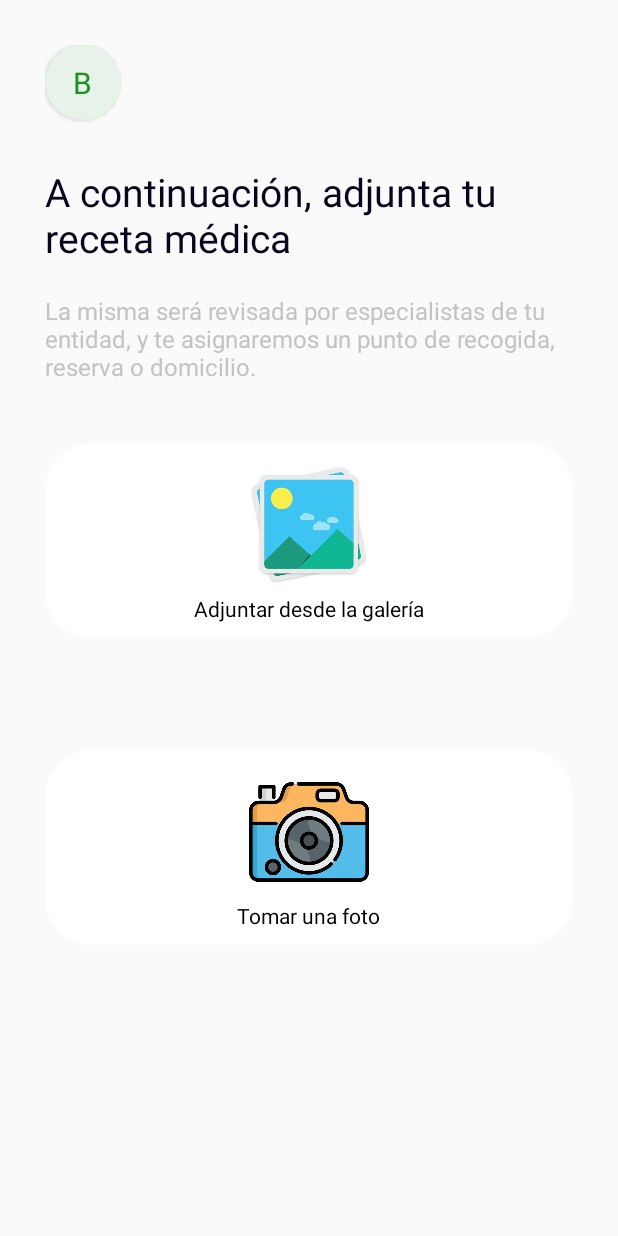
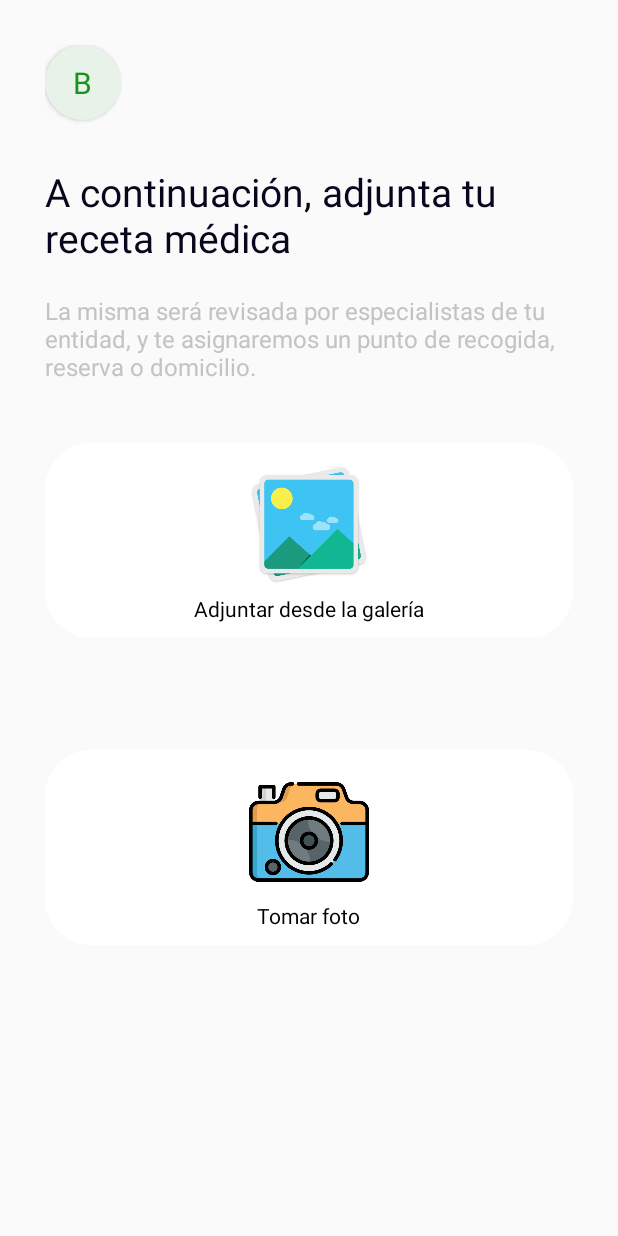
Before and after one commit to ICM2310/MedicaMe, an Android app: the EnvioRecetaMedica screen opened directly, with no data from a screen before it, on a phone screen of 412 x 824 dp. Run offline under Robolectric (Android 15) with nearby library versions, the phone set to English and light mode, and no system bars; Roboto replaces fonts that are not available here.

Commit message:
Reemplazo por Strings en EnvioRecetaMedica

```diff
--- a/app/src/main/res/layout/activity_envio_receta_medica.xml
+++ b/app/src/main/res/layout/activity_envio_receta_medica.xml
@@ -26,7 +26,7 @@
         android:layout_height="wrap_content"
         android:layout_marginTop="30dp"
         android:fontFamily="@font/robotoo_bold"
-        android:text="A continuación, adjunta tu receta médica"
+        android:text="@string/IntruccionesInicialesEnvioRecetaMedica"
         android:textColor="@color/boldTextColor"
         android:textSize="26sp"
         app:layout_constraintEnd_toEndOf="parent"
@@ -40,7 +40,7 @@
         android:layout_height="wrap_content"
         android:layout_marginTop="20dp"
         android:fontFamily="@font/roboto_medium"
-        android:text="La misma será revisada por especialistas de tu  entidad, y te asignaremos un punto de recogida, reserva o domicilio."
+        android:text="@string/InstruccionesSecundariasEnvioRecetaMedica"
         android:textColor="@color/regularTextColor"
         android:textSize="16sp"
         app:layout_constraintEnd_toEndOf="parent"
@@ -110,7 +110,7 @@
             android:layout_gravity="center"
             android:layout_marginTop="45dp"
             android:fontFamily="@font/roboto_medium"
-            android:text="Tomar una foto"
+            android:text="@string/fromCameraText"
             android:textColor="@color/black">
 
         </TextView>
--- a/app/src/main/res/values/strings.xml
+++ b/app/src/main/res/values/strings.xml
@@ -1,4 +1,7 @@
 <resources>
     <string name="app_name">MedicaMeApp</string>
     <string name="fromGalleryText">Adjuntar desde la galería</string>
+    <string name="fromCameraText">Tomar foto</string>
+    <string name="IntruccionesInicialesEnvioRecetaMedica">A continuación, adjunta tu receta médica</string>
+    <string name="InstruccionesSecundariasEnvioRecetaMedica">La misma será revisada por especialistas de tu  entidad, y te asignaremos un punto de recogida, reserva o domicilio.</string>
 </resources>
```
